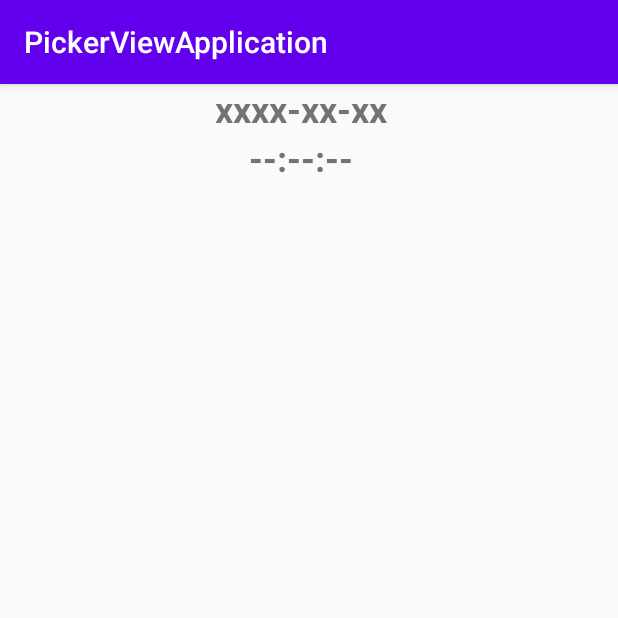
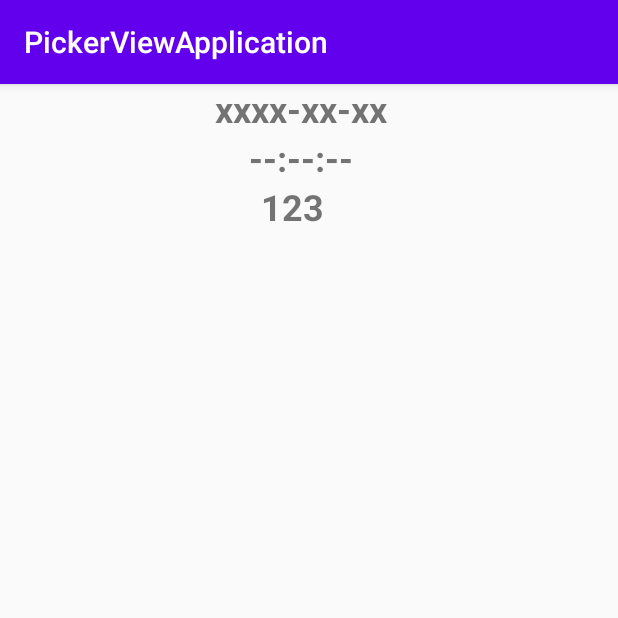
Before and after one commit to sunkeeper316/PickerViewChartApplication, an Android app: the screen it shows after launch (MainActivity), on a phone screen of 412 x 824 dp, the top half of it. Run offline under Robolectric (Android 15) with nearby library versions, the phone set to English and light mode, and no system bars; libraries missing offline, so code that uses them is left out: com.bigkoo.pickerview.

Commit message:
2020 10 30

```diff
--- a/app/src/main/java/com/charder/pickerviewapplication/MainFragment.kt
+++ b/app/src/main/java/com/charder/pickerviewapplication/MainFragment.kt
@@ -2,52 +2,79 @@ package com.charder.pickerviewapplication
 
 import android.app.Activity
 import android.os.Bundle
-import android.os.ProxyFileDescriptorCallback
 import android.view.LayoutInflater
 import android.view.View
 import android.view.ViewGroup
 import android.widget.TextView
 import androidx.fragment.app.Fragment
+import com.bigkoo.pickerview.builder.OptionsPickerBuilder
 import com.bigkoo.pickerview.builder.TimePickerBuilder
+import com.bigkoo.pickerview.view.OptionsPickerView
 import java.text.SimpleDateFormat
 import java.util.*
+
 
 class MainFragment : Fragment() {
 
     lateinit var tv_date : TextView
     lateinit var tv_time : TextView
+    lateinit var tv_show : TextView
 
     var targetDate:Date = Date()
     var targetTime:Date = Date()
 
-    override fun onCreateView(inflater: LayoutInflater,container: ViewGroup?, savedInstanceState: Bundle?): View? {
+    override fun onCreateView(
+        inflater: LayoutInflater,
+        container: ViewGroup?,
+        savedInstanceState: Bundle?
+    ): View? {
         return inflater.inflate(R.layout.fragment_main, container, false)
     }
 
     override fun onViewCreated(view: View, savedInstanceState: Bundle?) {
         super.onViewCreated(view, savedInstanceState)
+        tv_show = view.findViewById(R.id.tv_show)
         tv_date = view.findViewById(R.id.tv_date)
         tv_time = view.findViewById(R.id.tv_time)
         tv_date.setOnClickListener {
             var c = Calendar.getInstance()
             c.time = targetDate
-            datePicker(requireActivity() ,c,callback = {
+            datePicker(requireActivity(), c, callback = {
                 targetDate = it
                 tv_date.text = getDate(targetDate)
-            } )
+            })
         }
         tv_time.setOnClickListener {
             var c = Calendar.getInstance()
             c.time = targetTime
-            timePicker(requireActivity() ,c,callback = {
+            timePicker(requireActivity(), c, callback = {
                 targetTime = it
                 tv_time.text = getTime(targetTime)
-            } )
+            })
+        }
+
+        tv_show.setOnClickListener {
+            var strList = arrayListOf("上班" , "下班")
+            optionPicker(requireActivity(), strList, callback = {
+                tv_show.setText(it)
+            })
         }
     }
+    fun optionPicker(activity: Activity, strList: MutableList<String>, callback: (String) -> Unit){
+        val pvoption = OptionsPickerBuilder(activity) { options1 , options2 , options3 ,v ->
 
-    fun timePicker(activity: Activity , selectedDate:Calendar , callback: (Date) -> Unit){
-        selectedDate.set(0,0,0,selectedDate.get(Calendar.HOUR),0,0)
+            callback(strList.get(options1))
+
+        }
+            .setTitleText("test")
+            .isDialog(true)
+            .isCenterLabel(true)
+            .build<String>()
+        pvoption.setPicker(strList)
+        pvoption.show()
+    }
+    fun timePicker(activity: Activity, selectedDate: Calendar, callback: (Date) -> Unit){
+        selectedDate.set(0, 0, 0, selectedDate.get(Calendar.HOUR), 0, 0)
         val pvTime = TimePickerBuilder(requireContext()) { date: Date?, v: View? ->
             date?.let {
                 callback(it)
@@ -61,13 +88,25 @@ class MainFragment : Fragment() {
             .build()
         pvTime.show()
     }
-    fun datePicker(activity: Activity , selectedDate:Calendar , callback: (Date) -> Unit){
+    fun datePicker(activity: Activity, selectedDate: Calendar, callback: (Date) -> Unit){
         //仿ios日期滾輪
 //        val selectedDate = Calendar.getInstance() //系统当前时间
         val startDate = Calendar.getInstance()
-        startDate.set(selectedDate.get(Calendar.YEAR) - 100,selectedDate.get(Calendar.MONTH),selectedDate.get(Calendar.DAY_OF_MONTH))
+        startDate.set(
+            selectedDate.get(Calendar.YEAR) - 100,
+            selectedDate.get(Calendar.MONTH),
+            selectedDate.get(
+                Calendar.DAY_OF_MONTH
+            )
+        )
         val endDate = Calendar.getInstance()
-        endDate.set(selectedDate.get(Calendar.YEAR) + 100,selectedDate.get(Calendar.MONTH),selectedDate.get(Calendar.DAY_OF_MONTH))
+        endDate.set(
+            selectedDate.get(Calendar.YEAR) + 100,
+            selectedDate.get(Calendar.MONTH),
+            selectedDate.get(
+                Calendar.DAY_OF_MONTH
+            )
+        )
         val pvTime = TimePickerBuilder(requireContext()) { date: Date?, v: View? ->
             date?.let {
                 callback(it)
--- a/app/src/main/res/layout/fragment_main.xml
+++ b/app/src/main/res/layout/fragment_main.xml
@@ -28,5 +28,14 @@
         android:text="--:--:--"
         android:textSize="24sp"
         android:textStyle="bold" />
+    <TextView
+        android:id="@+id/tv_show"
+        android:layout_width="match_parent"
+        android:layout_height="wrap_content"
+        android:gravity="center"
+        android:paddingRight="10dp"
+        android:text="123  "
+        android:textSize="24sp"
+        android:textStyle="bold" />
 
 </LinearLayout>
```
